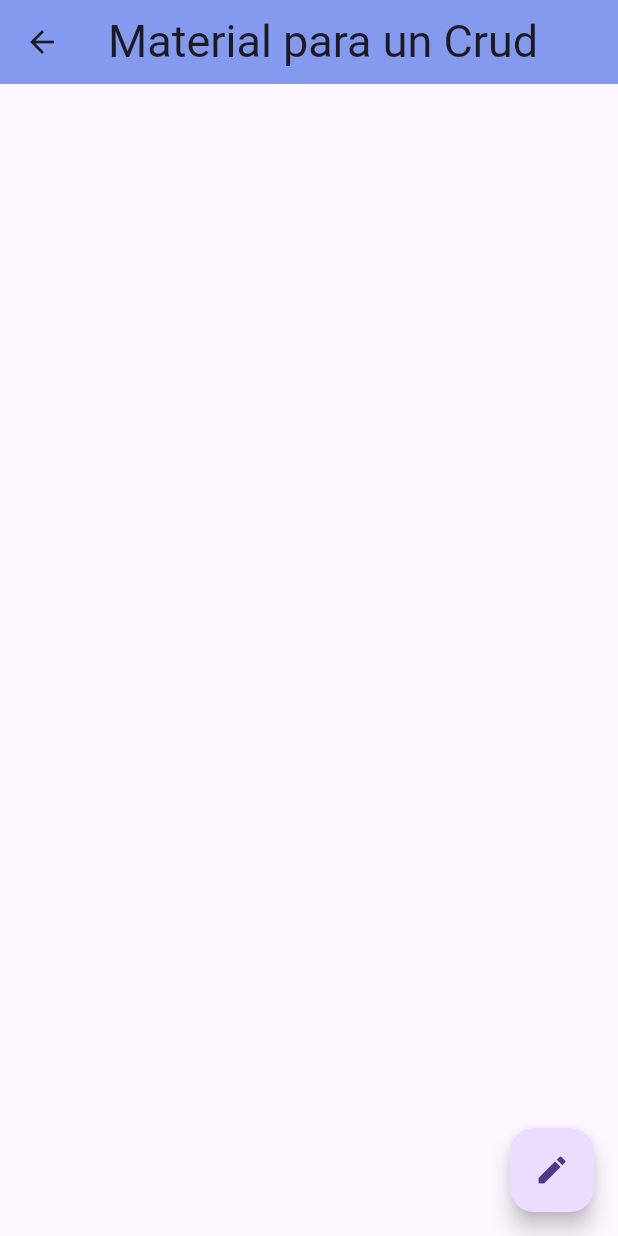
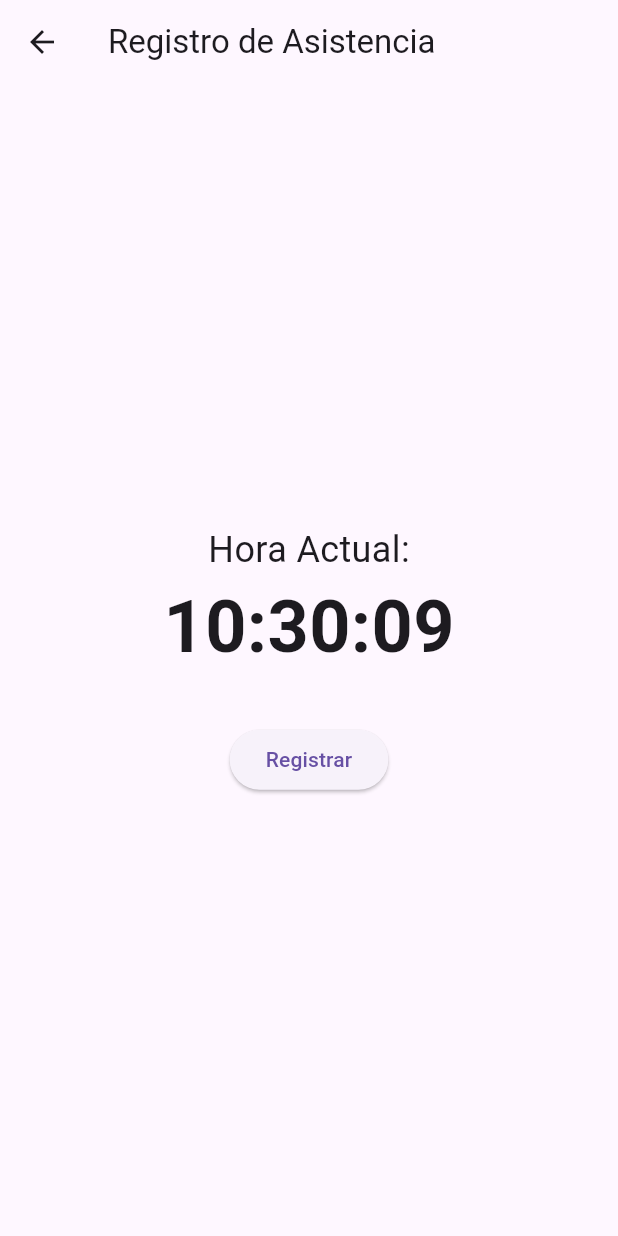
Before and after one commit to alexrenatoy/biometrick, a Flutter app: the Home screen opened directly, on a phone screen of 412 x 824 dp. Run offline on Flutter 3.47's test engine with Material 3 defaults, Android fonts, the phone set to English and light mode, and no system bars; our stand-ins replace cloud_firestore, firebase_core, local_auth, timezone; missing offline and left inert: local_auth_android, local_auth_darwin; accounts and stored records are empty; Roboto replaces fonts that are missing (cursive).

Commit message:
Registro de asistencia funcional- faltan mensajes de informacion

```diff
--- a/lib/main.dart
+++ b/lib/main.dart
@@ -1,4 +1,5 @@
-import 'package:biometrick/views/assitance.dart';
+
+import 'package:biometrick/views/home.dart';
 import 'package:flutter/material.dart';
 import 'package:firebase_core/firebase_core.dart';
 import 'package:intl/date_symbol_data_local.dart';
@@ -35,7 +36,7 @@ class MyApp extends StatelessWidget {
       ),
       onGenerateRoute: CustomRouter.Router.generateRoute,
       // Página inicial de la aplicación (puedes cambiarla según tu lógica)
-      initialRoute: AssitanceView.id,
+      initialRoute: Home.id,
     );
   }
 }
--- a/lib/views/home.dart
+++ b/lib/views/home.dart
@@ -1,9 +1,14 @@
+import 'dart:async';
+
 import 'package:biometrick/views/add.dart';
+import 'package:biometrick/views/assistance.dart';
 import 'package:biometrick/views/firebase_service.dart';
 import 'package:flutter/material.dart';
+import 'package:intl/intl.dart';
+import 'package:timezone/timezone.dart' as tz;
 
 class Home extends StatefulWidget {
-  static String id = 'home';
+  static const String id = 'home';
   const Home({super.key});
 
   @override
@@ -11,51 +16,50 @@ class Home extends StatefulWidget {
 }
 
 class _HomePageState extends State<Home> {
+  String _currentTime = '';
+
   @override
+  void initState() {
+    super.initState();
+    // Iniciar el temporizador para actualizar la hora cada segundo
+    _updateTime();
+    // Llamar _updateTime cada segundo para mantener actualizada la hora
+    Timer.periodic(Duration(seconds: 1), (Timer t) => _updateTime());
+  }
+
+  void _updateTime() {
+    setState(() {
+      _currentTime = DateFormat('HH:mm:ss').format(DateTime.now());
+    });
+  }
+
+ @override
   Widget build(BuildContext context) {
     return Scaffold(
       appBar: AppBar(
-        centerTitle: true,
-        title: const Text(
-          'Material para un Crud',
-          style: TextStyle(fontSize: 30.0, fontFamily: 'cursive'),
+        title: Text('Registro de Asistencia'),
+      ),
+      body: Center(
+        child: Column(
+          mainAxisAlignment: MainAxisAlignment.center,
+          children: <Widget>[
+            Text(
+              'Hora Actual:',
+              style: TextStyle(fontSize: 24),
+            ),
+            Text(
+              _currentTime,
+              style: TextStyle(fontSize: 48, fontWeight: FontWeight.bold),
+            ),
+            SizedBox(height: 30),
+            ElevatedButton(
+              onPressed: () {
+                Navigator.pushNamed(context, AssistanceView.id);
+              },
+              child: Text('Registrar'),
+            ),
+          ],
         ),
-        backgroundColor: Color.fromARGB(136, 26, 72, 223),
-      ),
-      body: FutureBuilder(
-        future: getUsers(),
-        builder: (context, snapshot) {
-          if (snapshot.connectionState == ConnectionState.waiting) {
-            // Mientras el futuro se está resolviendo, puedes mostrar un indicador de carga
-            return Center(child: CircularProgressIndicator());
-          } else if (snapshot.hasError) {
-            // Si ocurre un error, puedes mostrar un mensaje de error
-            return Center(child: Text('Error: ${snapshot.error}'));
-          } else if (!snapshot.hasData || snapshot.data == null) {
-            // Si no hay datos, muestra un mensaje adecuado
-            return Center(child: Text('No data available'));
-          } else {
-            // Si hay datos, construye la lista
-            return ListView.builder(
-              itemCount: snapshot.data?.length,
-              itemBuilder: (context, index) {
-                final user = snapshot.data?[index];
-                return Column(
-                  children: [
-                    Text(user["name"] ?? 'No name'),
-                    Text(user["email"] ?? 'No email'),
-                  ],
-                );
-              },
-            );
-          }
-        },
-      ),
-      floatingActionButton: FloatingActionButton(
-        onPressed: () {
-          Navigator.pushNamed(context, Add.id);
-        },
-        child: const Icon(Icons.edit),
       ),
     );
   }
```
Also changed, not shown: lib/router/routes.dart (+8 -3 lines), lib/views/assistance.dart (renamed from lib/views/assitance.dart, +6 -4 lines), lib/views/auth.dart (+12 -6 lines), lib/views/authentificated.dart (+18 -18 lines), lib/views/firebase_service.dart (+45 -7 lines).
